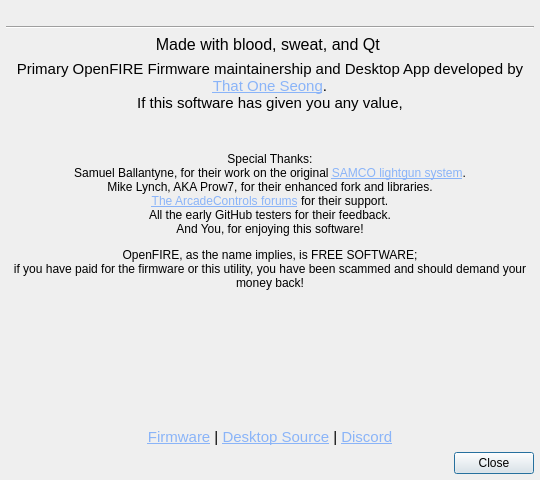
First picture: the form in src/appabout.ui, repository TeamOpenFIRE/OpenFIRE-App, before the edit.
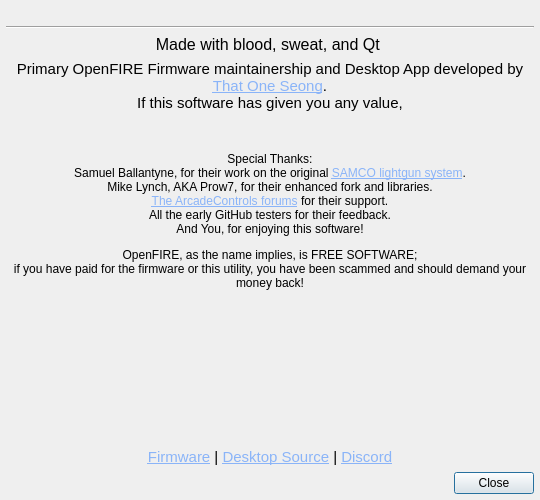
Second picture: the form after the edit. Icons and pictures are not drawn.

Commit message: Fix about size

```diff
--- a/src/appabout.ui
+++ b/src/appabout.ui
@@ -10,7 +10,7 @@
     <x>0</x>
     <y>0</y>
     <width>540</width>
-    <height>480</height>
+    <height>500</height>
    </rect>
   </property>
   <property name="windowTitle">
@@ -135,7 +135,7 @@
      <property name="sizeHint" stdset="0">
       <size>
        <width>20</width>
-       <height>40</height>
+       <height>0</height>
       </size>
      </property>
     </spacer>
```
